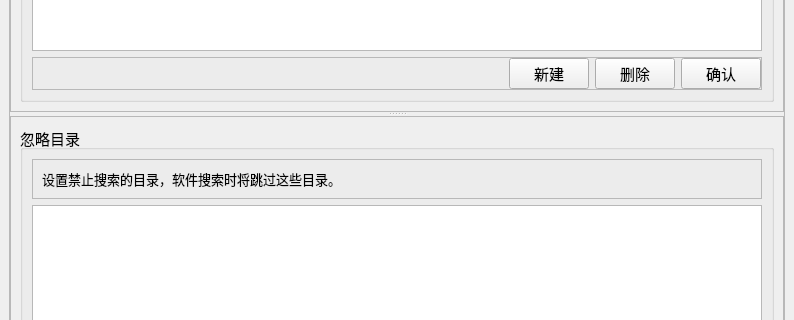
This is qcustomdialog/file.ui in Gaoyongxian666/OpenSearcher as Qt 5 draws it before an edit; both pictures show x 0 to 794 and y 216 to 536 of the 794 by 626 pixel window. The edited form follows.
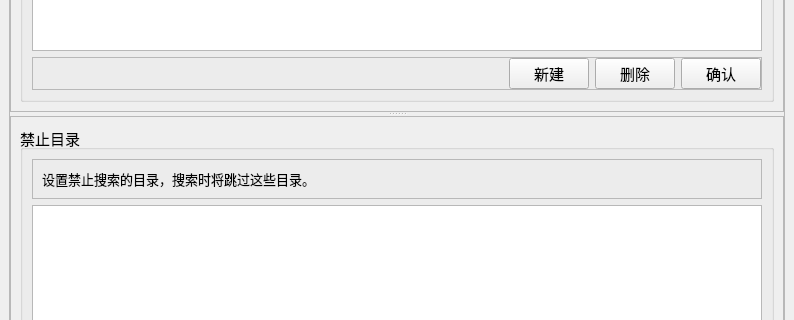
This is the edited form.

What changed in the file:
```diff
--- a/qcustomdialog/file.ui
+++ b/qcustomdialog/file.ui
@@ -182,7 +182,7 @@
               </sizepolicy>
              </property>
              <property name="title">
-              <string>忽略目录</string>
+              <string>禁止目录</string>
              </property>
              <layout class="QVBoxLayout" name="verticalLayout_5">
               <property name="spacing">
@@ -217,7 +217,7 @@
                     </font>
                    </property>
                    <property name="text">
-                    <string>设置禁止搜索的目录，软件搜索时将跳过这些目录。</string>
+                    <string>设置禁止搜索的目录，搜索时将跳过这些目录。</string>
                    </property>
                   </widget>
                  </item>
```
